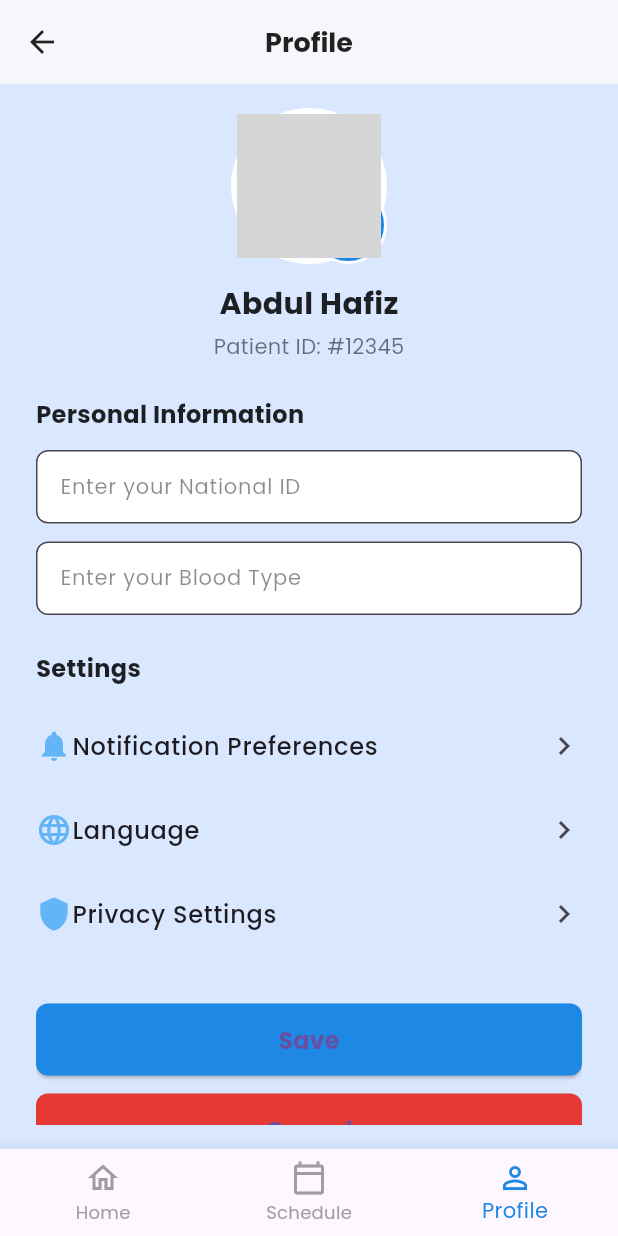
After one commit to ipaddr/MPLJJ25-138-KEL-6, a Flutter app: the EditProfilePage screen opened directly, on a phone screen of 412 x 824 dp. The commit adds this screen. Run offline on Flutter 3.47's test engine with Material 3 defaults, Android fonts, the phone set to English and light mode, and no system bars; our stand-ins replace cloud_firestore, firebase_auth, firebase_core, google_sign_in; accounts and stored records are empty; network calls fail; grey boxes are pictures that could not be loaded.

Commit message:
penambahan beberapa screen

```diff
--- /dev/null
+++ b/sehealthyapp/lib/screens/profile_screen_edit.dart
@@ -0,0 +1,307 @@
+import 'package:flutter/material.dart';
+
+class EditProfilePage extends StatefulWidget {
+  const EditProfilePage({Key? key}) : super(key: key);
+
+  @override
+  State<EditProfilePage> createState() => _EditProfilePageState();
+}
+
+class _EditProfilePageState extends State<EditProfilePage> {
+  final TextEditingController _nikController = TextEditingController();
+  final TextEditingController _bloodTypeController = TextEditingController();
+
+  @override
+  void dispose() {
+    _nikController.dispose();
+    _bloodTypeController.dispose();
+    super.dispose();
+  }
+
+  void _onSave() {
+    // Logic simpan data
+    ScaffoldMessenger.of(context).showSnackBar(
+      const SnackBar(content: Text('Profile saved')),
+    );
+  }
+
+  void _onCancel() {
+    // Logic batal / kembali
+    Navigator.pop(context);
+  }
+
+  Widget _buildSettingItem(IconData icon, String title, VoidCallback onTap) {
+    return ListTile(
+      leading: Icon(icon, color: Colors.blue.shade300),
+      title: Text(
+        title,
+        style: const TextStyle(
+          fontFamily: 'Poppins',
+          fontWeight: FontWeight.w500,
+          fontSize: 16,
+        ),
+      ),
+      trailing: const Icon(Icons.chevron_right),
+      onTap: onTap,
+      contentPadding: EdgeInsets.zero,
+      horizontalTitleGap: 0,
+    );
+  }
+
+  @override
+  Widget build(BuildContext context) {
+    return Scaffold(
+      backgroundColor: const Color(0xFFD9E7FF), // Light blue background
+      appBar: AppBar(
+        backgroundColor: Colors.white,
+        elevation: 1,
+        centerTitle: true,
+        title: const Text(
+          'Profile',
+          style: TextStyle(
+            fontFamily: 'Poppins',
+            fontWeight: FontWeight.w700,
+            fontSize: 18,
+            color: Colors.black87,
+          ),
+        ),
+        iconTheme: const IconThemeData(color: Colors.black87),
+      ),
+      body: Padding(
+        padding: const EdgeInsets.symmetric(horizontal: 24, vertical: 16),
+        child: ListView(
+          children: [
+            // Profile picture with edit button
+            Center(
+              child: Stack(
+                children: [
+                  CircleAvatar(
+                    radius: 52,
+                    backgroundColor: Colors.white,
+                    child: CircleAvatar(
+                      radius: 48,
+                      backgroundImage: NetworkImage(
+                        // Ganti dengan foto profil sebenarnya
+                        'https://i.pinimg.com/originals/14/4e/fd/144efdaf52422e3f38e63dd2fc887f07.png',
+                      ),
+                    ),
+                  ),
+                  Positioned(
+                    bottom: 0,
+                    right: 0,
+                    child: Container(
+                      decoration: BoxDecoration(
+                        color: Colors.blue.shade600,
+                        shape: BoxShape.circle,
+                        border: Border.all(color: Colors.white, width: 2),
+                      ),
+                      child: IconButton(
+                        icon: const Icon(Icons.camera_alt, color: Colors.white, size: 20),
+                        onPressed: () {
+                          // Logic edit foto profil
+                        },
+                        padding: EdgeInsets.zero,
+                        constraints: const BoxConstraints(),
+                      ),
+                    ),
+                  ),
+                ],
+              ),
+            ),
+            const SizedBox(height: 12),
+
+            // Name & Patient ID
+            const Center(
+              child: Text(
+                'Abdul Hafiz',
+                style: TextStyle(
+                  fontFamily: 'Poppins',
+                  fontWeight: FontWeight.w700,
+                  fontSize: 20,
+                  color: Colors.black87,
+                ),
+              ),
+            ),
+            const SizedBox(height: 4),
+            Center(
+              child: Text(
+                'Patient ID: #12345',
+                style: TextStyle(
+                  fontFamily: 'Poppins',
+                  fontWeight: FontWeight.w400,
+                  fontSize: 14,
+                  color: Colors.black54,
+                ),
+              ),
+            ),
+
+            const SizedBox(height: 24),
+
+            // Personal Information Header
+            const Text(
+              'Personal Information',
+              style: TextStyle(
+                fontFamily: 'Poppins',
+                fontWeight: FontWeight.w700,
+                fontSize: 16,
+                color: Colors.black87,
+              ),
+            ),
+            const SizedBox(height: 12),
+
+            // NIK Input
+            TextField(
+              controller: _nikController,
+              decoration: InputDecoration(
+                hintText: 'Enter your National ID',
+                hintStyle: TextStyle(
+                  fontFamily: 'Poppins',
+                  fontWeight: FontWeight.w400,
+                  fontSize: 14,
+                  color: Colors.black45,
+                ),
+                border: OutlineInputBorder(
+                  borderRadius: BorderRadius.circular(8),
+                ),
+                contentPadding: const EdgeInsets.symmetric(horizontal: 12, vertical: 14),
+                filled: true,
+                fillColor: Colors.white,
+              ),
+              style: const TextStyle(
+                fontFamily: 'Poppins',
+                fontWeight: FontWeight.w400,
+                fontSize: 14,
+                color: Colors.black87,
+              ),
+            ),
+            const SizedBox(height: 12),
+
+            // Blood Type Input
+            TextField(
+              controller: _bloodTypeController,
+              decoration: InputDecoration(
+                hintText: 'Enter your Blood Type',
+                hintStyle: TextStyle(
+                  fontFamily: 'Poppins',
+                  fontWeight: FontWeight.w400,
+                  fontSize: 14,
+                  color: Colors.black45,
+                ),
+                border: OutlineInputBorder(
+                  borderRadius: BorderRadius.circular(8),
+                ),
+                contentPadding: const EdgeInsets.symmetric(horizontal: 12, vertical: 14),
+                filled: true,
+                fillColor: Colors.white,
+              ),
+              style: const TextStyle(
+                fontFamily: 'Poppins',
+                fontWeight: FontWeight.w400,
+                fontSize: 14,
+                color: Colors.black87,
+              ),
+            ),
+
+            const SizedBox(height: 24),
+
+            // Settings Header
+            const Text(
+              'Settings',
+              style: TextStyle(
+                fontFamily: 'Poppins',
+                fontWeight: FontWeight.w700,
+                fontSize: 16,
+                color: Colors.black87,
+              ),
+            ),
+
+            const SizedBox(height: 12),
+
+            // Settings List
+            _buildSettingItem(Icons.notifications, 'Notification Preferences', () {
+              // Logic Notification Preferences
+            }),
+            _buildSettingItem(Icons.language, 'Language', () {
+              // Logic Language Settings
+            }),
+            _buildSettingItem(Icons.shield, 'Privacy Settings', () {
+              // Logic Privacy Settings
+            }),
+
+            const SizedBox(height: 32),
+
+            // Save Button
+            SizedBox(
+              width: double.infinity,
+              height: 48,
+              child: ElevatedButton(
+                onPressed: _onSave,
+                style: ElevatedButton.styleFrom(
+                  backgroundColor: Colors.blue.shade600,
+                  shape: RoundedRectangleBorder(
+                    borderRadius: BorderRadius.circular(8),
+                  ),
+                  textStyle: const TextStyle(
+                    fontFamily: 'Poppins',
+                    fontWeight: FontWeight.w600,
+                    fontSize: 16,
+                  ),
+                ),
+                child: const Text('Save'),
+              ),
+            ),
+
+            const SizedBox(height: 12),
+
+            // Cancel Button
+            SizedBox(
+              width: double.infinity,
+              height: 48,
+              child: ElevatedButton(
+                onPressed: _onCancel,
+                style: ElevatedButton.styleFrom(
+                  backgroundColor: Colors.red.shade600,
+                  shape: RoundedRectangleBorder(
+                    borderRadius: BorderRadius.circular(8),
+                  ),
+                  textStyle: const TextStyle(
+                    fontFamily: 'Poppins',
+                    fontWeight: FontWeight.w600,
+                    fontSize: 16,
+                  ),
+                ),
+                child: const Text('Cancel'),
+              ),
+            ),
+          ],
+        ),
+      ),
+      bottomNavigationBar: BottomNavigationBar(
+        currentIndex: 2, // Profile tab active
+        onTap: (index) {
+          // Navigasi tab bottom
+          // Contoh:
+          // if (index == 0) Navigator.pushReplacementNamed(context, '/home');
+          // if (index == 1) Navigator.pushReplacementNamed(context, '/schedule');
+          // if (index == 2) {} // Sudah di halaman profile
+        },
+        selectedItemColor: Colors.blue.shade600,
+        unselectedItemColor: Colors.grey,
+        items: const [
+          BottomNavigationBarItem(
+            icon: Icon(Icons.home_outlined),
+            label: 'Home',
+          ),
+          BottomNavigationBarItem(
+            icon: Icon(Icons.calendar_today_outlined),
+            label: 'Schedule',
+          ),
+          BottomNavigationBarItem(
+            icon: Icon(Icons.person_outline),
+            label: 'Profile',
+          ),
+        ],
+      ),
+    );
+  }
+}
```
Also changed, not shown: sehealthyapp/lib/screens/pass_recovery_after_link.dart (added, +188 -0 lines), sehealthyapp/lib/screens/page_tbc_screening.dart (line endings or trailing spaces).
